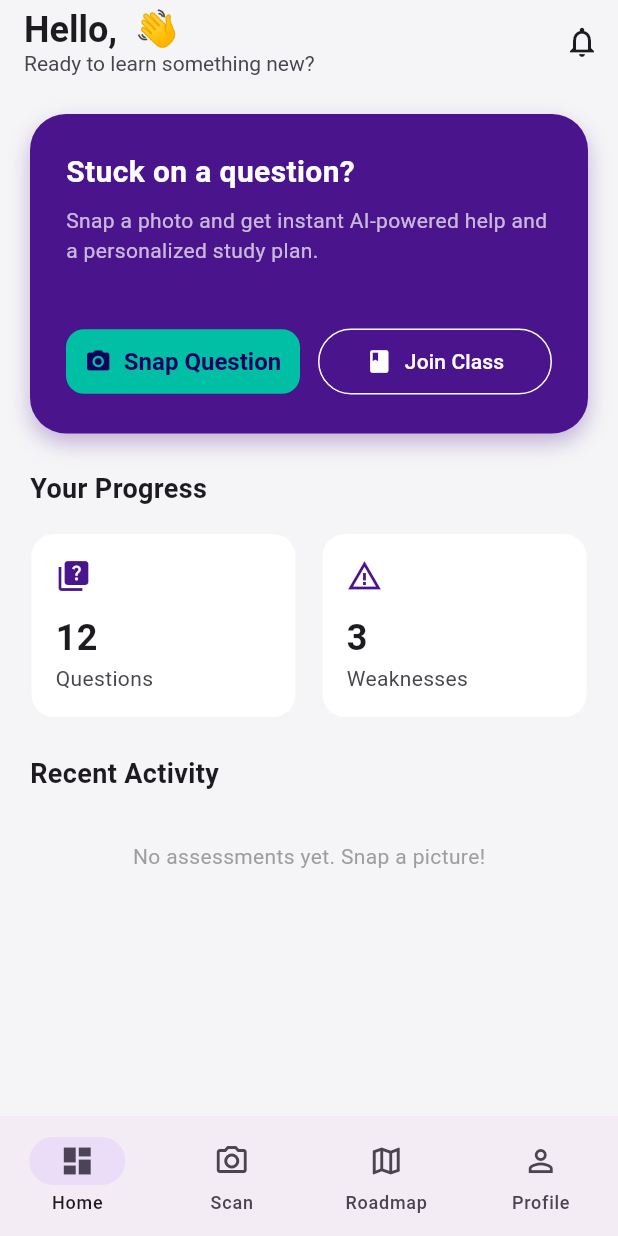
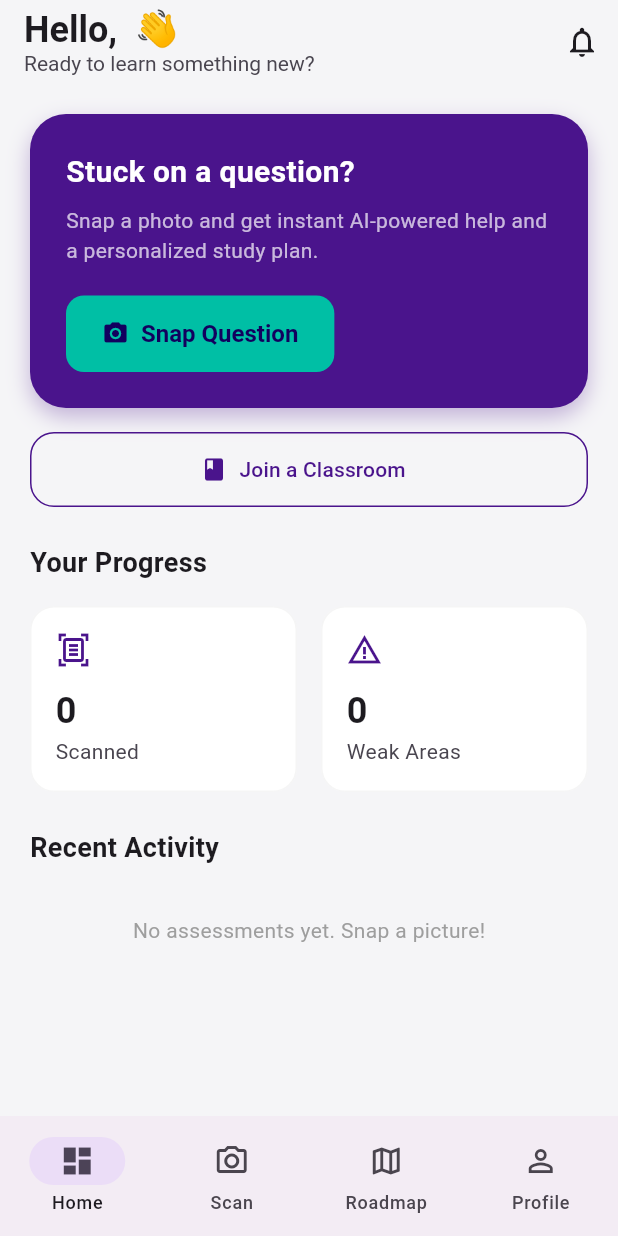
Before and after one commit to StevenChang21/Punca, a Flutter app: the screen it shows once a user with an empty profile is signed in, on a phone screen of 412 x 824 dp. Run offline on Flutter 3.47's test engine with Material 3 defaults, Android fonts, the light colour scheme and no system bars; our stand-ins replace cloud_firestore, firebase_auth, firebase_core, firebase_storage, flutter_dotenv, google_generative_ai and 1 more; missing offline and left inert: flutter_math_fork; accounts and stored records are empty.

Commit message:
feat: Live dashboard stats and relocate Join Class button

```diff
--- a/lib/features/student/dashboard/student_dashboard.dart
+++ b/lib/features/student/dashboard/student_dashboard.dart
@@ -18,12 +18,15 @@ class StudentDashboard extends StatefulWidget {
 class _StudentDashboardState extends State<StudentDashboard> {
   late Future<List<AssessmentResult>> _assessmentsFuture;
   String _studentName = "Student";
+  int _scannedCount = 0;
+  int _weakAreaCount = 0;
 
   @override
   void initState() {
     super.initState();
     _loadData();
     _loadUserName();
+    _loadStats();
   }
 
   Future<void> _loadUserName() async {
@@ -33,6 +36,20 @@ class _StudentDashboardState extends State<StudentDashboard> {
       if (name != null && mounted) {
         setState(() => _studentName = name.split(' ').first);
       }
+    }
+  }
+
+  Future<void> _loadStats() async {
+    final uid = AuthService().currentUser?.uid;
+    if (uid == null) return;
+    final firebaseService = FirebaseService();
+    final scanned = await firebaseService.getAssessmentCount(uid);
+    final weakAreas = await firebaseService.getWeaknessCount(uid);
+    if (mounted) {
+      setState(() {
+        _scannedCount = scanned;
+        _weakAreaCount = weakAreas;
+      });
     }
   }
 
@@ -82,6 +99,21 @@ class _StudentDashboardState extends State<StudentDashboard> {
           crossAxisAlignment: CrossAxisAlignment.start,
           children: [
             _buildActionCard(context),
+            const SizedBox(height: 16),
+            // Join Class Button — standalone
+            OutlinedButton.icon(
+              onPressed: () => _showJoinClassDialog(context),
+              style: OutlinedButton.styleFrom(
+                foregroundColor: AppColors.primary,
+                side: const BorderSide(color: AppColors.primary),
+                minimumSize: const Size(double.infinity, 50),
+                shape: RoundedRectangleBorder(
+                  borderRadius: BorderRadius.circular(16),
+                ),
+              ),
+              icon: const Icon(Icons.class_),
+              label: const Text("Join a Classroom"),
+            ),
             const SizedBox(height: 24),
             _buildSectionHeader("Your Progress"),
             const SizedBox(height: 16),
@@ -125,6 +157,7 @@ class _StudentDashboardState extends State<StudentDashboard> {
                               ),
                             );
                             _loadData();
+                            _loadStats();
                           },
                           child: const Text("Open History Screen"),
                         ),
@@ -145,7 +178,6 @@ class _StudentDashboardState extends State<StudentDashboard> {
                   );
                 }
 
-                // Already limited by query
                 final recent = snapshot.data!;
 
                 return Column(
@@ -162,7 +194,8 @@ class _StudentDashboardState extends State<StudentDashboard> {
                                   AnalysisResultScreen(result: assessment),
                             ),
                           );
-                          _loadData(); // Refresh on return
+                          _loadData();
+                          _loadStats();
                         },
                       );
                     }),
@@ -177,7 +210,8 @@ class _StudentDashboardState extends State<StudentDashboard> {
                                 builder: (_) => const HistoryScreen(),
                               ),
                             );
-                            _loadData(); // Refresh on return
+                            _loadData();
+                            _loadStats();
                           },
                           child: const Text("View All History"),
                         ),
@@ -224,44 +258,20 @@ class _StudentDashboardState extends State<StudentDashboard> {
             style: TextStyle(color: Colors.white70, fontSize: 14),
           ),
           const SizedBox(height: 20),
-          const SizedBox(height: 20),
-          Row(
-            children: [
-              Expanded(
-                child: ElevatedButton.icon(
+          ElevatedButton.icon(
             onPressed: () async {
-                    // We can either push the screen or switch tabs.
-                    // For a "Scanner", pushing a fullscreen modal often feels better.
-                    await Navigator.of(context).push(
-                      MaterialPageRoute(builder: (_) => const CameraScreen()),
-                    );
-                    _loadData(); // Refresh on return
+              await Navigator.of(
+                context,
+              ).push(MaterialPageRoute(builder: (_) => const CameraScreen()));
+              _loadData();
+              _loadStats();
             },
             style: ElevatedButton.styleFrom(
               backgroundColor: AppColors.accent,
               foregroundColor: AppColors.primaryDark,
-                    padding: const EdgeInsets.symmetric(vertical: 12),
             ),
             icon: const Icon(Icons.camera_alt),
             label: const Text("Snap Question"),
-                ),
-              ),
-              const SizedBox(width: 12),
-              Expanded(
-                child: OutlinedButton.icon(
-                  onPressed: () {
-                    _showJoinClassDialog(context);
-                  },
-                  style: OutlinedButton.styleFrom(
-                    foregroundColor: Colors.white,
-                    side: const BorderSide(color: Colors.white),
-                    padding: const EdgeInsets.symmetric(vertical: 12),
-                  ),
-                  icon: const Icon(Icons.class_),
-                  label: const Text("Join Class"),
-                ),
-              ),
-            ],
           ),
         ],
       ),
@@ -334,9 +344,21 @@ class _StudentDashboardState extends State<StudentDashboard> {
   Widget _buildStatsRow() {
     return Row(
       children: [
-        Expanded(child: _buildStatCard("Questions", "12", Icons.quiz)),
+        Expanded(
+          child: _buildStatCard(
+            "Scanned",
+            "$_scannedCount",
+            Icons.document_scanner_outlined,
+          ),
+        ),
         const SizedBox(width: 16),
-        Expanded(child: _buildStatCard("Weaknesses", "3", Icons.warning_amber)),
+        Expanded(
+          child: _buildStatCard(
+            "Weak Areas",
+            "$_weakAreaCount",
+            Icons.warning_amber,
+          ),
+        ),
       ],
     );
   }
```
Lines whose indentation alone changed are shown as unchanged.
